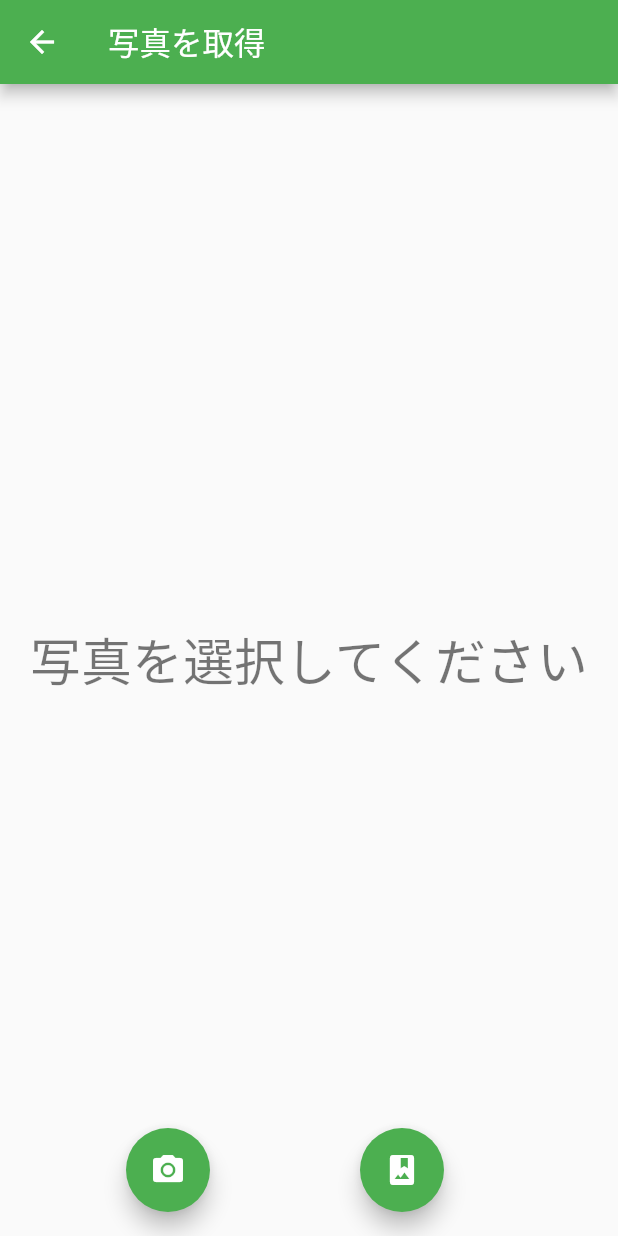
After one commit to yuki2021/scrapbox_diary_app, a Flutter app: the CameraScreen screen opened directly, after a tap on the "photo camera" icon, on a phone screen of 412 x 824 dp. The commit adds this screen. Run offline on Flutter 3.47's test engine with Material 2 defaults, Android fonts, the phone set to English and light mode, and no system bars; our stand-ins replace firebase_core, flutter_hooks, flutter_secure_storage, flutter_speed_dial, geocoding, geolocator and 3 more; missing offline and left inert: flutter_inappwebview; accounts and stored records are empty; generated files the repository leaves out were written again.

Commit message:
[update]カメラとギャラリーを起動するwidgetを作成

```diff
--- /dev/null
+++ b/lib/screen/camera_screen.dart
@@ -0,0 +1,64 @@
+import 'dart:io';
+import 'package:flutter/material.dart';
+import 'package:image_picker/image_picker.dart';
+
+class CameraScreen extends StatefulWidget {
+  const CameraScreen({super.key});
+
+  @override
+  CameraScreenState createState() => CameraScreenState();
+}
+
+class CameraScreenState extends State<CameraScreen> {
+  XFile? _image;
+  final imagePicker = ImagePicker();
+
+  // カメラから写真を取得するメソッド
+  Future getImageFromCamera() async {
+    final pickedFile = await imagePicker.pickImage(source: ImageSource.camera);
+    setState(() {
+      if (pickedFile != null) {
+        _image = XFile(pickedFile.path);
+      }
+    });
+  }
+
+  // ギャラリーから写真を取得するメソッド
+  Future getImageFromGarally() async {
+    final pickedFile = await imagePicker.pickImage(source: ImageSource.gallery);
+    setState(() {
+      if (pickedFile != null) {
+        _image = XFile(pickedFile.path);
+      }
+    });
+  }
+
+  @override
+  Widget build(BuildContext context) {
+    return Scaffold(
+        appBar: AppBar(
+          title: const Text('写真を取得'),
+        ),
+        body: Center(
+            // 取得した写真を表示(ない場合はメッセージ)
+            child: _image == null
+                ? Text(
+                    '写真を選択してください',
+                    style: Theme.of(context).textTheme.headline4,
+                  )
+                : Image.file(File(_image!.path))),
+        floatingActionButton:
+            Row(mainAxisAlignment: MainAxisAlignment.spaceEvenly, children: [
+          // カメラから取得するボタン
+          FloatingActionButton(
+              heroTag: 'camera_button', // 追加
+              onPressed: getImageFromCamera,
+              child: const Icon(Icons.photo_camera)),
+          // ギャラリーから取得するボタン
+          FloatingActionButton(
+              heroTag: 'gallery_button', // 追加
+              onPressed: getImageFromGarally,
+              child: const Icon(Icons.photo_album))
+        ]));
+  }
+}
--- a/pubspec.yaml
+++ b/pubspec.yaml
@@ -47,6 +47,7 @@ dependencies:
   geocoding: ^2.1.0
   url_launcher: ^6.1.11
   flutter_secure_storage: ^8.0.0
+  image_picker: ^0.8.7+5
 
 dev_dependencies:
   flutter_test:
```
Also changed, not shown: lib/widget/speed_dial_widget.dart (+98 -0 lines), pubspec.lock, 1 other file.
